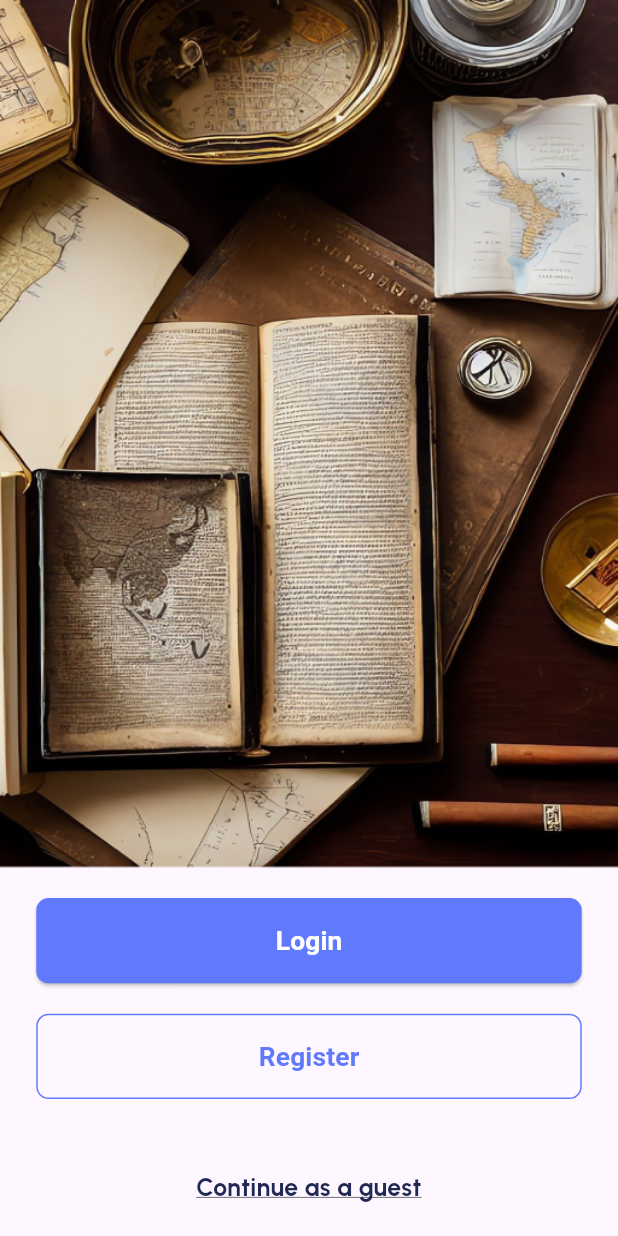
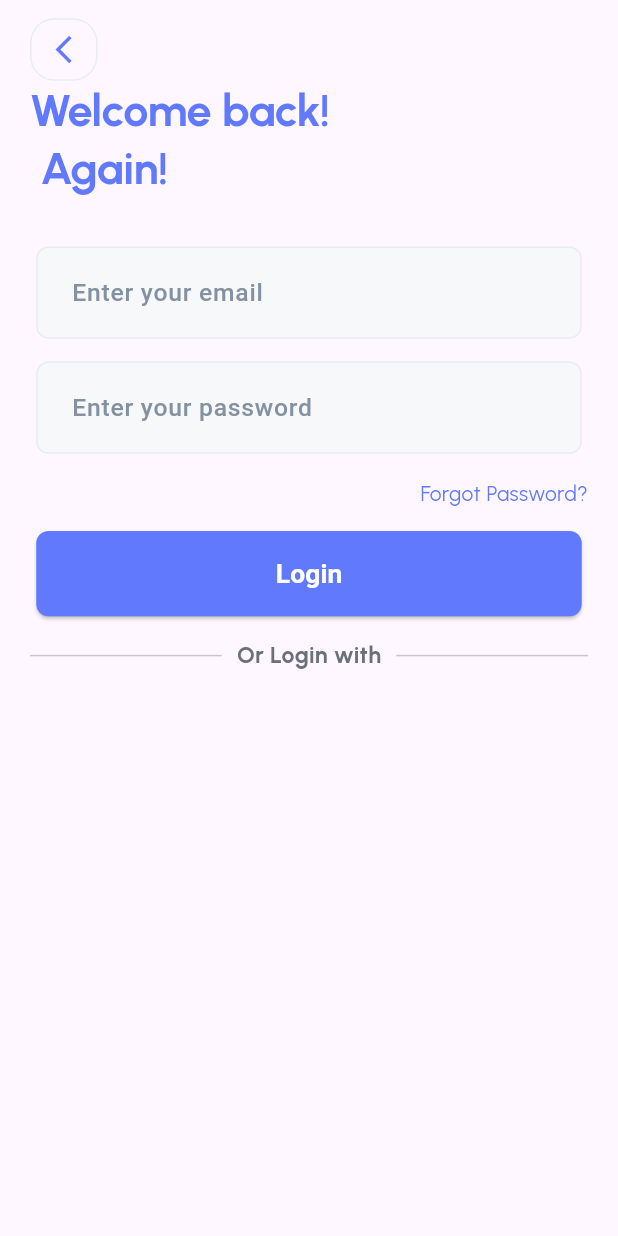
Before and after one commit to AmrElzohairy/finance_app, a Flutter app: the screen it shows after launch, after a tap on "Login", on a phone screen of 412 x 824 dp. Run offline on Flutter 3.47's test engine with Material 3 defaults, Android fonts, the phone set to English and light mode, and no system bars; our stand-ins replace flutter_screenutil.

Commit message:
Add LoginView and update routing and UI elements
- Added `LoginView` and its associated widget `OrLoginWith`.
- Updated `onGenerateRoute` to include the new `LoginView` route.
- Changed the back button icon to `Icons.arrow_back_ios_new` and set its size.
- Updated the app title in `main.dart` to 'finance app'.
- Disabled the debug banner in `main.dart`.
- Updated the `OnboardingView` to navigate to `LoginView` on button press.

```diff
--- a/lib/core/routing/ongenerate_route.dart
+++ b/lib/core/routing/ongenerate_route.dart
@@ -1,11 +1,14 @@
+import 'package:finance_app/feature/auth/presentation/ui/login_view.dart'
+    show LoginView;
 import 'package:finance_app/feature/onBoarding/ui/onboarding_view.dart';
 import 'package:flutter/material.dart';
-
 
 Route<dynamic> onGenerateRoute(RouteSettings settings) {
   switch (settings.name) {
     case OnboardingView.routeName:
-        return MaterialPageRoute(builder: (context) => const OnboardingView());
+      return MaterialPageRoute(builder: (context) => const OnboardingView());
+    case LoginView.routeName:
+      return MaterialPageRoute(builder: (context) => const LoginView());
     default:
       return MaterialPageRoute(builder: (context) => const Scaffold());
   }
--- a/lib/core/widgets/back_button.dart
+++ b/lib/core/widgets/back_button.dart
@@ -1,8 +1,6 @@
-
 import 'package:finance_app/core/themes/app_colors.dart';
 import 'package:flutter/material.dart';
 import 'package:flutter_screenutil/flutter_screenutil.dart';
-
 
 class BackButtonWidget extends StatelessWidget {
   const BackButtonWidget({super.key});
@@ -25,7 +23,8 @@ class BackButtonWidget extends StatelessWidget {
               Navigator.of(context).pop();
             },
             child: Icon(
-              Icons.arrow_back,
+              Icons.arrow_back_ios_new,
+              size: 20.sp,
               color: AppColors.primaryColor,
             ),
           ),
--- /dev/null
+++ b/lib/feature/auth/presentation/ui/login_view.dart
@@ -0,0 +1,68 @@
+import 'package:finance_app/core/widgets/back_button.dart';
+import 'package:finance_app/core/widgets/spacing.dart';
+import 'package:flutter/material.dart';
+import 'package:flutter_screenutil/flutter_screenutil.dart';
+
+import '../../../../core/widgets/custom_text_field.dart';
+import '../../../../core/widgets/primary_button.dart';
+import 'widgets/or_login_with.dart';
+
+class LoginView extends StatelessWidget {
+  const LoginView({super.key});
+  static const routeName = 'login';
+  @override
+  Widget build(BuildContext context) {
+    return Scaffold(
+      body: Padding(
+        padding: const EdgeInsets.symmetric(horizontal: 20),
+        child: SafeArea(
+          child: Column(
+            children: [
+              HeightSpace(12),
+              BackButtonWidget(),
+              Align(
+                alignment: Alignment.centerLeft,
+                child: Text(
+                  'Welcome back!\n Again!',
+                  textAlign: TextAlign.start,
+                  style: TextStyle(
+                    color: Color(0xFF617AFD),
+                    fontSize: 30,
+                    fontFamily: 'Urbanist',
+                    fontWeight: FontWeight.w700,
+                    height: 1.30,
+                    letterSpacing: -0.30,
+                  ),
+                ),
+              ),
+              HeightSpace(32),
+              CustomTextField(hintText: 'Enter your email'),
+              HeightSpace(15),
+              CustomTextField(
+                hintText: 'Enter your password',
+                isPassword: true,
+              ),
+              HeightSpace(16),
+              Align(
+                alignment: Alignment.centerRight,
+                child: Text(
+                  'Forgot Password?',
+                  textAlign: TextAlign.start,
+                  style: TextStyle(
+                    color: Color(0xFF617AFD),
+                    fontSize: 14,
+                    fontFamily: 'Urbanist',
+                  ),
+                ),
+              ),
+              HeightSpace(15),
+              PrimayButtonWidget(onPress: () {}, buttonText: 'Login'),
+              HeightSpace(15),
+              OrLoginWith(),
+            ],
+          ),
+        ),
+      ),
+    );
+  }
+}
--- /dev/null
+++ b/lib/feature/auth/presentation/ui/widgets/or_login_with.dart
@@ -0,0 +1,28 @@
+import 'package:flutter/material.dart';
+import 'package:flutter_screenutil/flutter_screenutil.dart';
+
+class OrLoginWith extends StatelessWidget {
+  const OrLoginWith({super.key});
+
+  @override
+  Widget build(BuildContext context) {
+    return Row(
+      children: [
+        Expanded(child: Divider()),
+        Padding(
+          padding: const EdgeInsets.symmetric(horizontal: 10),
+          child: Text(
+            'Or Login with',
+            style: TextStyle(
+              color: Color(0xFF6A707C),
+              fontSize: 14.sp,
+              fontFamily: 'Urbanist',
+              fontWeight: FontWeight.w600,
+            ),
+          ),
+        ),
+        Expanded(child: Divider()),
+      ],
+    );
+  }
+}
--- a/lib/feature/onBoarding/ui/onboarding_view.dart
+++ b/lib/feature/onBoarding/ui/onboarding_view.dart
@@ -5,6 +5,8 @@ import 'package:finance_app/core/widgets/primary_outline.dart';
 import 'package:finance_app/core/widgets/spacing.dart';
 import 'package:flutter/material.dart';
 import 'package:flutter_screenutil/flutter_screenutil.dart';
+
+import '../../auth/presentation/ui/login_view.dart';
 
 class OnboardingView extends StatelessWidget {
   const OnboardingView({super.key});
@@ -21,7 +23,9 @@ class OnboardingView extends StatelessWidget {
             fit: BoxFit.fill,
           ),
           HeightSpace(20),
-          PrimayButtonWidget(onPress: () {}, buttonText: "Login"),
+          PrimayButtonWidget(onPress: () {
+            Navigator.pushNamed(context, LoginView.routeName);
+          }, buttonText: "Login"),
           HeightSpace(20),
           PrimayOutlinedButtonWidget(onPress: () {}, buttonText: "Register"),
           HeightSpace(46),
--- a/lib/main.dart
+++ b/lib/main.dart
@@ -17,9 +17,10 @@ class FinanceApp extends StatelessWidget {
       designSize: const Size(375, 812),
       builder: (context, child) {
         return MaterialApp(
-          title: 'Flutter Demo',
+          title: 'finance app',
           onGenerateRoute: onGenerateRoute,
           initialRoute: OnboardingView.routeName,
+          debugShowCheckedModeBanner: false,
           home: child,
         );
       },
```
